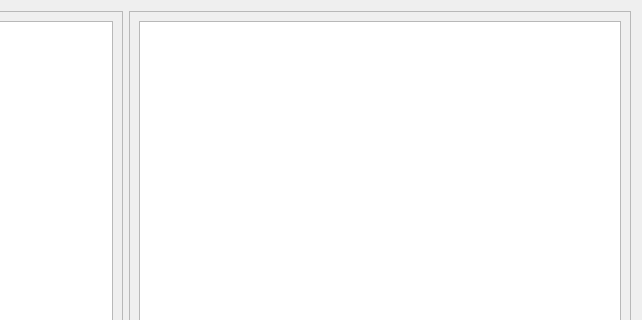
This is Client/front_end/mainwindow.ui in Sjeary/OnPointLinkProgram as Qt 5 draws it before an edit; both pictures show x 259 to 901 and y 0 to 320 of the 901 by 589 pixel window. The edited form follows.
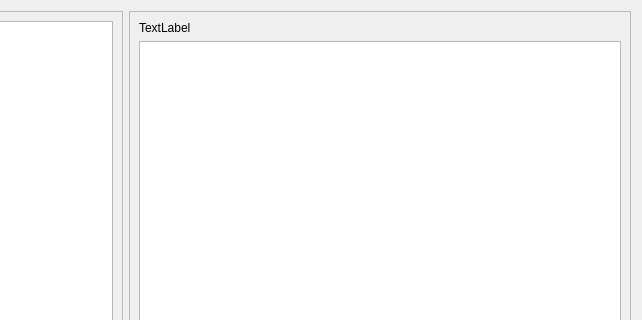
This is the edited form. The open tabs and pages were chosen to show the change.

Patch:
```diff
--- a/Client/front_end/mainwindow.ui
+++ b/Client/front_end/mainwindow.ui
@@ -277,6 +277,13 @@
      </widget>
      <widget class="QWidget" name="page_main_1">
       <layout class="QVBoxLayout" name="verticalLayout_5">
+       <item>
+        <widget class="QLabel" name="label_userInfo_OID">
+         <property name="text">
+          <string>TextLabel</string>
+         </property>
+        </widget>
+       </item>
        <item>
         <widget class="QTextEdit" name="textEdit_userInfo"/>
        </item>
```
Left out of the diff: 2 changed lines with no effect on the pictures.
